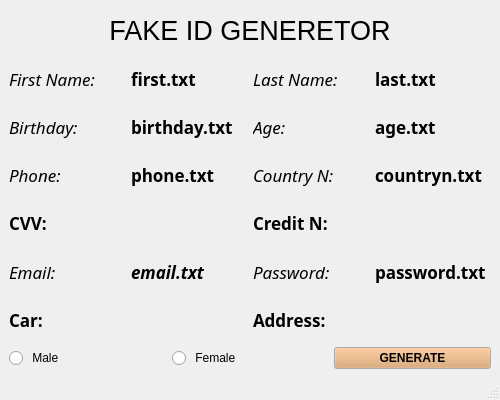
Old version of the form mainwindow.ui in the repository Zeverotti/FIDG.
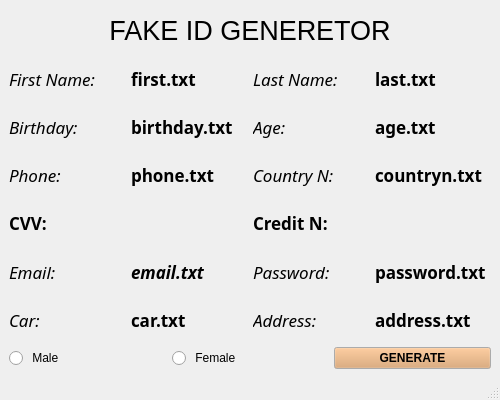
New version of the form.

```diff
--- a/mainwindow.ui
+++ b/mainwindow.ui
@@ -383,13 +383,14 @@
     <item>
      <layout class="QHBoxLayout" name="horizontalLayout_8">
       <item>
-       <widget class="QLabel" name="label_12">
+       <widget class="QLabel" name="label_22">
         <property name="font">
          <font>
           <family>Manjari</family>
           <pointsize>13</pointsize>
-          <weight>75</weight>
-          <bold>true</bold>
+          <weight>50</weight>
+          <italic>true</italic>
+          <bold>false</bold>
          </font>
         </property>
         <property name="text">
@@ -397,14 +398,30 @@
         </property>
        </widget>
       </item>
+      <item>
+       <widget class="QLabel" name="label_12">
+        <property name="font">
+         <font>
+          <family>Manjari</family>
+          <pointsize>13</pointsize>
+          <weight>75</weight>
+          <bold>true</bold>
+         </font>
+        </property>
+        <property name="text">
+         <string>car.txt</string>
+        </property>
+       </widget>
+      </item>
       <item>
        <widget class="QLabel" name="label_13">
         <property name="font">
          <font>
           <family>Manjari</family>
           <pointsize>13</pointsize>
-          <weight>75</weight>
-          <bold>true</bold>
+          <weight>50</weight>
+          <italic>true</italic>
+          <bold>false</bold>
          </font>
         </property>
         <property name="text">
@@ -412,6 +429,21 @@
         </property>
        </widget>
       </item>
+      <item>
+       <widget class="QLabel" name="label_23">
+        <property name="font">
+         <font>
+          <family>Manjari</family>
+          <pointsize>13</pointsize>
+          <weight>75</weight>
+          <bold>true</bold>
+         </font>
+        </property>
+        <property name="text">
+         <string>address.txt</string>
+        </property>
+       </widget>
+      </item>
      </layout>
     </item>
     <item>
```
